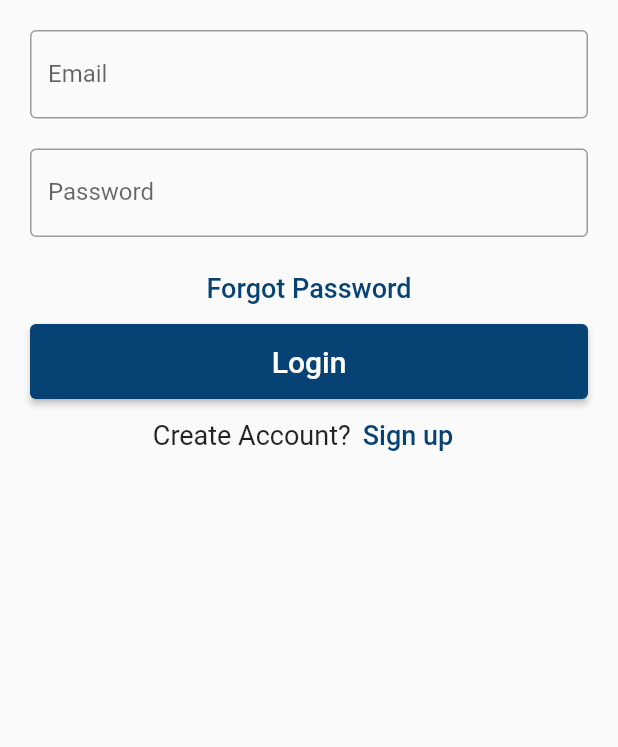
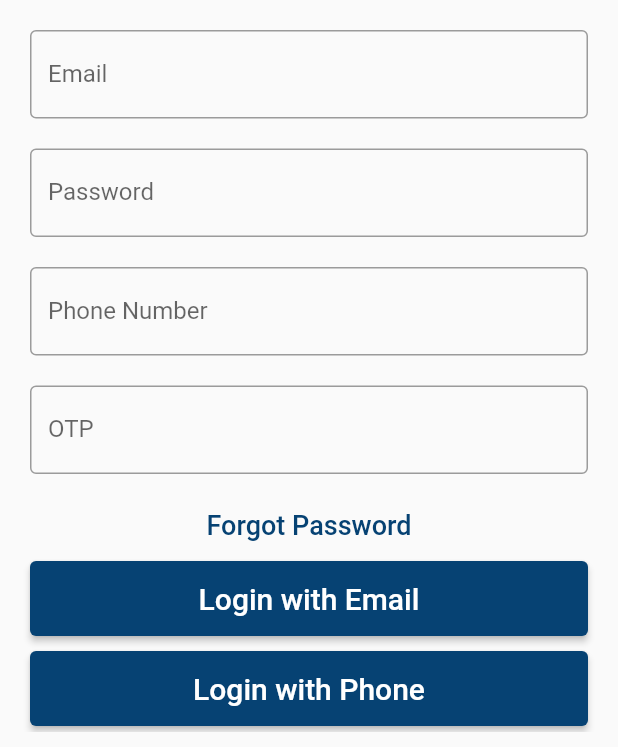
Before and after one commit to SIH-ClapForKrishna/fishook-app, a Flutter app: the screen it shows after launch, on a phone screen of 412 x 824 dp, the part 489-1236 px from its top. Run offline on Flutter 3.47's test engine with Material 2 defaults, Android fonts, the phone set to English and light mode, and no system bars; our stand-ins replace curved_navigation_bar, firebase_auth, firebase_core, font_awesome_flutter, image_picker, lottie; missing offline and left inert: tflite; accounts and stored records are empty; project files that could hold a hidden picture were left out.

Commit message:
Phone Number Login added

```diff
--- a/lib/login_screen.dart
+++ b/lib/login_screen.dart
@@ -4,6 +4,10 @@ import 'package:firebase_auth/firebase_auth.dart';
 import 'forgotpassword_screen.dart';
 import 'signup_screen.dart';
 
+TextEditingController emailController = TextEditingController();
+TextEditingController passwordController = TextEditingController();
+TextEditingController phoneController = TextEditingController();
+TextEditingController otpController = TextEditingController();
 
 class LoginScreen extends StatelessWidget {
   const LoginScreen({Key? key}) : super(key: key);
@@ -28,8 +32,7 @@ class MyStatefulWidget extends StatefulWidget {
 
 class _MyStatefulWidgetState extends State<MyStatefulWidget> {
 
-  TextEditingController emailController = TextEditingController();
-  TextEditingController passwordController = TextEditingController();
+
 
   @override
   Widget build(BuildContext context) {
@@ -42,11 +45,14 @@ class _MyStatefulWidgetState extends State<MyStatefulWidget> {
                 padding: const EdgeInsets.all(10),
                 child: Column(
                     children: <Widget>[
-                Image.asset('assets/FisHook-logos_transparent.png', width: 250, height: 250)])),
+                      Image.asset(
+                          'assets/FisHook-logos_transparent.png', width: 250,
+                          height: 250)
+                    ])),
             Container(
-                alignment: Alignment.center,
-                padding: const EdgeInsets.all(0),
-                ),
+              alignment: Alignment.center,
+              padding: const EdgeInsets.all(0),
+            ),
 
             Container(
               padding: const EdgeInsets.all(10),
@@ -69,31 +75,68 @@ class _MyStatefulWidgetState extends State<MyStatefulWidget> {
                 ),
               ),
             ),
+            Container(
+              padding: const EdgeInsets.all(10),
+              child: TextField(
+                controller: phoneController,
+                decoration: const InputDecoration(
+                  border: OutlineInputBorder(),
+                  labelText: 'Phone Number',
+                ),
+              ),
+            ),
+            Container(
+              padding: const EdgeInsets.all(10),
+              child: TextField(
+                controller: otpController,
+                decoration: const InputDecoration(
+                  border: OutlineInputBorder(),
+                  labelText: 'OTP',
+                ),
+              ),
+            ),
 
             TextButton(
               onPressed: () {
                 Navigator.push(
                   context,
-                  MaterialPageRoute(builder: (context) => const ForgotPasswordScreen()),
+                  MaterialPageRoute(
+                      builder: (context) => const ForgotPasswordScreen()),
                 );
                 //forgot password screen
               },
-              child: const Text('Forgot Password', style: TextStyle(fontSize: 18,),),
+              child: const Text(
+                'Forgot Password', style: TextStyle(fontSize: 18,),),
             ),
             Container(
                 height: 50,
                 padding: const EdgeInsets.fromLTRB(10, 0, 10, 0),
                 child: ElevatedButton(
                   onPressed: signIn,
-                  child: const Text('Login',style: TextStyle(fontSize: 20),),
                   style: ButtonStyle(
-                    backgroundColor: MaterialStateProperty.all(const Color(0xFF064273))),
+                      backgroundColor: MaterialStateProperty.all(
+                          const Color(0xFF064273))),
+                  child: const Text('Login with Email', style: TextStyle(fontSize: 20),),
+                ),
+            ),
+            const SizedBox(
+              height: 10,
+            ),
+            Container(
+                height: 50,
+                padding: const EdgeInsets.fromLTRB(10, 0, 10, 0),
+                child: ElevatedButton(
+                  onPressed: phoneNo,
+                  style: ButtonStyle(
+                      backgroundColor: MaterialStateProperty.all(
+                          const Color(0xFF064273))),
+                  child: const Text('Login with Phone', style: TextStyle(fontSize: 20),),
                 )
             ),
             Row(
               mainAxisAlignment: MainAxisAlignment.center,
               children: <Widget>[
-                const Text('Create Account?',style: TextStyle(fontSize: 18)),
+                const Text('Create Account?', style: TextStyle(fontSize: 18)),
                 TextButton(
                   child: const Text(
                     'Sign up',
@@ -102,7 +145,8 @@ class _MyStatefulWidgetState extends State<MyStatefulWidget> {
                   onPressed: () {
                     Navigator.push(
                       context,
-                      MaterialPageRoute(builder: (context) => const SignupScreen()),
+                      MaterialPageRoute(
+                          builder: (context) => const SignupScreen()),
                     );
                     //signup screen
                   },
@@ -112,6 +156,7 @@ class _MyStatefulWidgetState extends State<MyStatefulWidget> {
           ],
         ));
   }
+
   Future signIn() async {
     try {
       await FirebaseAuth.instance.signInWithEmailAndPassword(
@@ -122,4 +167,28 @@ class _MyStatefulWidgetState extends State<MyStatefulWidget> {
       print(e);
     }
   }
-}
+
+  Future phoneNo() async {
+      await FirebaseAuth.instance.verifyPhoneNumber(
+        phoneNumber: "+91${phoneController.text.trim()}",
+        timeout: const Duration(seconds: 60),
+        verificationCompleted: (PhoneAuthCredential credential) {},
+        verificationFailed: (FirebaseAuthException e) {
+          if (e.code == 'invalid-phone-number') {
+            print('The provided phone number is not valid.');
+          }
+        },
+        codeSent: (String verificationId, int? resendToken) async{
+          String smsCode = otpController.text.trim();
+
+          PhoneAuthCredential credential = PhoneAuthProvider.credential(verificationId: verificationId, smsCode: smsCode);
+
+          await FirebaseAuth.instance.signInWithCredential(credential);
+
+        },
+        codeAutoRetrievalTimeout: (String verificationId) {
+          // Auto-resolution timed out...
+        },
+      );
+    }
+  }
--- a/pubspec.yaml
+++ b/pubspec.yaml
@@ -38,6 +38,7 @@ dependencies:
   cupertino_icons: ^1.0.2
   lottie: ^1.4.1
   firebase_auth: ^3.6.2
+  firebase_core: ^1.21.0
   tflite: ^1.1.2
   curved_navigation_bar: ^1.0.3
   font_awesome_flutter: ^10.1.0
```
Also changed, not shown: lib/settings.dart (+16 -7 lines), pubspec.lock, 1 other file.
